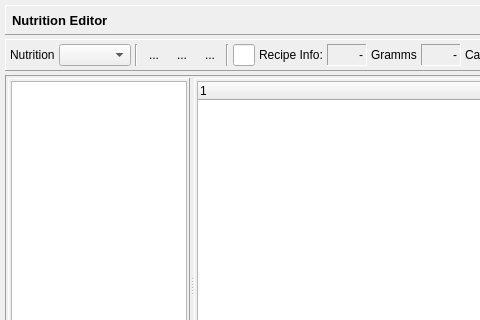
The window that dialog_nutrition.ui (Tria-Andy/WorkoutEditor) describes before a commit, drawn with Qt 5; both pictures show x 0 to 480 and y 0 to 320 of the 937 by 500 pixel window.
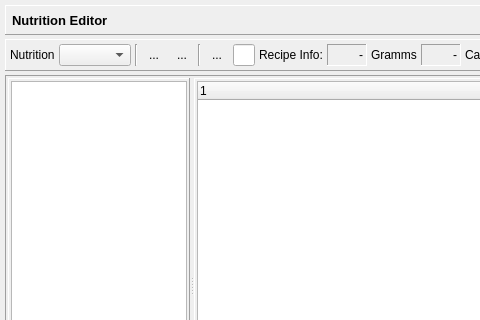
The same window after the commit. Icons and pictures are not drawn.

Commit message: NutritionEditor Part 4

```diff
--- a/dialog_nutrition.ui
+++ b/dialog_nutrition.ui
@@ -6,7 +6,7 @@
    <rect>
     <x>0</x>
     <y>0</y>
-    <width>917</width>
+    <width>930</width>
     <height>500</height>
    </rect>
   </property>
@@ -172,26 +172,6 @@
         </property>
        </widget>
       </item>
-      <item>
-       <widget class="QToolButton" name="toolButton_createRecipe">
-        <property name="text">
-         <string>...</string>
-        </property>
-        <property name="icon">
-         <iconset resource="resources.qrc">
-          <normaloff>:/images/icons/Create.png</normaloff>:/images/icons/Create.png</iconset>
-        </property>
-        <property name="iconSize">
-         <size>
-          <width>18</width>
-          <height>18</height>
-         </size>
-        </property>
-        <property name="autoRaise">
-         <bool>true</bool>
-        </property>
-       </widget>
-      </item>
       <item>
        <widget class="QToolButton" name="toolButton_save">
         <property name="text">
@@ -239,6 +219,29 @@
         </property>
        </widget>
       </item>
+      <item>
+       <widget class="QToolButton" name="toolButton_createRecipe">
+        <property name="text">
+         <string>...</string>
+        </property>
+        <property name="icon">
+         <iconset resource="resources.qrc">
+          <normaloff>:/images/icons/Create.png</normaloff>:/images/icons/Create.png</iconset>
+        </property>
+        <property name="iconSize">
+         <size>
+          <width>18</width>
+          <height>18</height>
+         </size>
+        </property>
+        <property name="checkable">
+         <bool>true</bool>
+        </property>
+        <property name="autoRaise">
+         <bool>true</bool>
+        </property>
+       </widget>
+      </item>
       <item>
        <widget class="QLineEdit" name="lineEdit_recipeName">
         <property name="sizePolicy">
```
Left out of the diff: 3 changed lines with no effect on the pictures. The commit also changes 4 other files.
